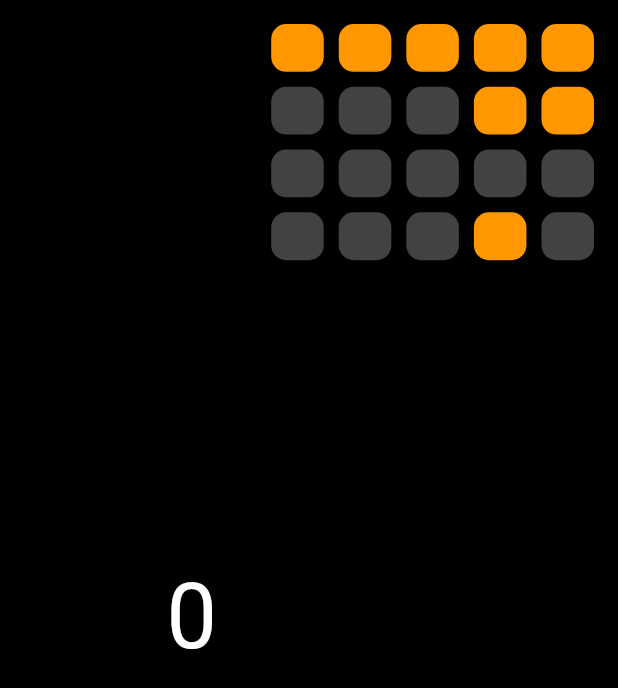
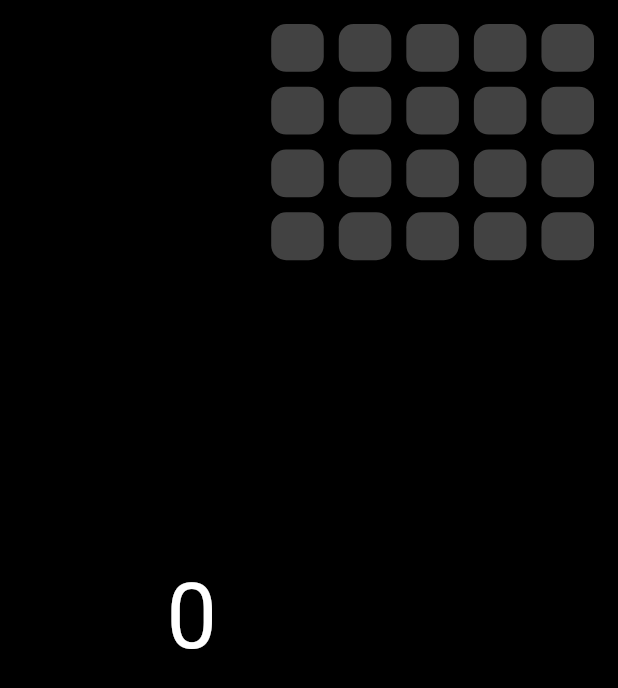
Before and after one commit to emanoelsg/calculator, a Flutter app: the CalculatorPageDesktop screen opened directly, on a phone screen of 412 x 824 dp. Shown: the top 688 px of the screen. Run offline on Flutter 3.47's test engine with Material 3 defaults, Android fonts, the phone set to English and light mode, and no system bars; our stand-ins replace math_expressions.

Commit message:
design update

```diff
--- a/lib/app/pages/desktop_page.dart
+++ b/lib/app/pages/desktop_page.dart
@@ -141,11 +141,9 @@ class _CalculatorPageDesktopState extends State<CalculatorPageDesktop> {
                   switch (text) {
                     case 'AC':
                       onPressed = clear;
-                      color = Colors.orange;
                       break;
                     case '+/-':
                       onPressed = toggleSign;
-                      color = Colors.orange;
                       break;
                     case '/':
                     case 'x':
@@ -153,11 +151,9 @@ class _CalculatorPageDesktopState extends State<CalculatorPageDesktop> {
                     case '+':
                     case '=':
                       onPressed = text == '=' ? calculate : () => append(text);
-                      color = Colors.orange;
                       break;
                     case '⌫':
                       onPressed = delete;
-                      color = Colors.orange;
                       break;
                     default:
                       if (text.isNotEmpty) onPressed = () => append(text);
```
